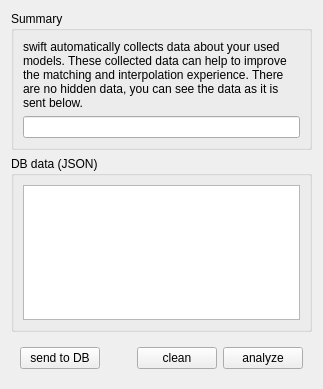
Above: src/blackgui/components/autopublishcomponent.ui from swift-project/pilotclient before the change. Below: the same form after it.
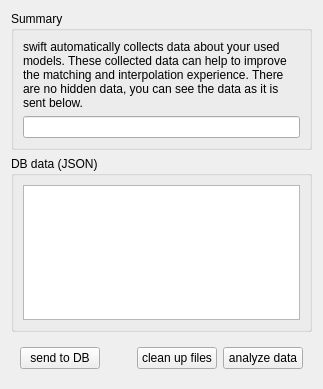
That is the form after the change.

Commit message: Ref T554, auto publish messages

```diff
--- a/src/blackgui/components/autopublishcomponent.ui
+++ b/src/blackgui/components/autopublishcomponent.ui
@@ -82,14 +82,14 @@
       <item>
        <widget class="QPushButton" name="pb_DeleteFiles">
         <property name="text">
-         <string>clean</string>
+         <string>clean up files</string>
         </property>
        </widget>
       </item>
       <item>
        <widget class="QPushButton" name="pb_Analyze">
         <property name="text">
-         <string>analyze</string>
+         <string>analyze data</string>
         </property>
        </widget>
       </item>
```
Left out of the diff: 9 changed lines with no effect on the pictures.
